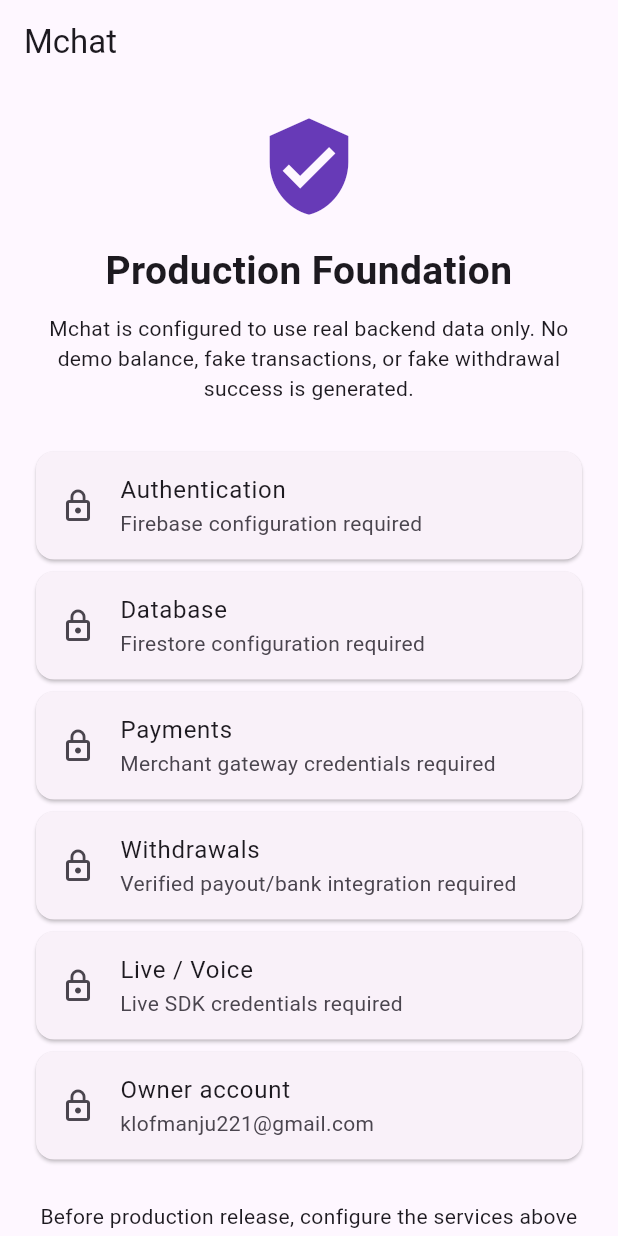
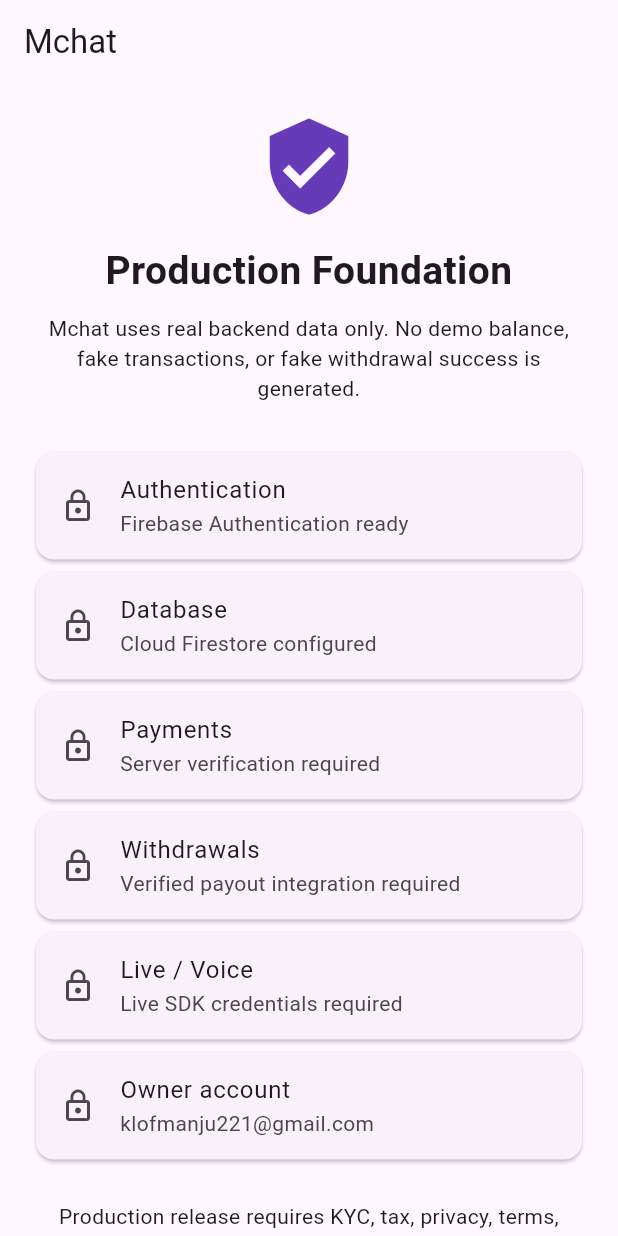
Before and after one commit to klofmanju221-alt/Mchat, a Flutter app: the screen it shows after launch, on a phone screen of 412 x 824 dp. Run offline on Flutter 3.47's test engine with Material 3 defaults, Android fonts, the phone set to English and light mode, and no system bars; our stand-ins replace firebase_core; accounts and stored records are empty.

Commit message:
Update main.dart

```diff
--- a/lib/main.dart
+++ b/lib/main.dart
@@ -1,7 +1,13 @@
+import 'package:firebase_core/firebase_core.dart';
 import 'package:flutter/material.dart';
 
-void main() {
+Future<void> main() async {
   WidgetsFlutterBinding.ensureInitialized();
+
+  // Initialize Firebase using the Android configuration
+  // from android/app/google-services.json
+  await Firebase.initializeApp();
+
   runApp(const MchatApp());
 }
 
@@ -14,7 +20,9 @@ class MchatApp extends StatelessWidget {
       debugShowCheckedModeBanner: false,
       title: 'Mchat',
       theme: ThemeData(
-        colorScheme: ColorScheme.fromSeed(seedColor: const Color(0xFF8E35FF)),
+        colorScheme: ColorScheme.fromSeed(
+          seedColor: const Color(0xFF8E35FF),
+        ),
         useMaterial3: true,
       ),
       home: const ProductionStatusPage(),
@@ -26,46 +34,93 @@ class ProductionStatusPage extends StatelessWidget {
   const ProductionStatusPage({super.key});
 
   @override
-  Widget build(BuildContext context) => Scaffold(
-    appBar: AppBar(title: const Text('Mchat')),
+  Widget build(BuildContext context) {
+    return Scaffold(
+      appBar: AppBar(
+        title: const Text('Mchat'),
+      ),
       body: ListView(
         padding: const EdgeInsets.all(20),
         children: const [
-        Icon(Icons.verified_user, size: 70, color: Colors.deepPurple),
+          Icon(
+            Icons.verified_user,
+            size: 70,
+            color: Colors.deepPurple,
+          ),
           SizedBox(height: 16),
-        Text('Production Foundation', textAlign: TextAlign.center,
-            style: TextStyle(fontSize: 26, fontWeight: FontWeight.bold)),
+
+          Text(
+            'Production Foundation',
+            textAlign: TextAlign.center,
+            style: TextStyle(
+              fontSize: 26,
+              fontWeight: FontWeight.bold,
+            ),
+          ),
+
           SizedBox(height: 10),
+
           Text(
-          'Mchat is configured to use real backend data only. '
-          'No demo balance, fake transactions, or fake withdrawal success is generated.',
+            'Mchat uses real backend data only. '
+            'No demo balance, fake transactions, '
+            'or fake withdrawal success is generated.',
             textAlign: TextAlign.center,
           ),
+
           SizedBox(height: 28),
-        _Status('Authentication', 'Firebase configuration required'),
-        _Status('Database', 'Firestore configuration required'),
-        _Status('Payments', 'Merchant gateway credentials required'),
-        _Status('Withdrawals', 'Verified payout/bank integration required'),
-        _Status('Live / Voice', 'Live SDK credentials required'),
-        _Status('Owner account', 'klofmanju221@gmail.com'),
+
+          _Status(
+            'Authentication',
+            'Firebase Authentication ready',
+          ),
+
+          _Status(
+            'Database',
+            'Cloud Firestore configured',
+          ),
+
+          _Status(
+            'Payments',
+            'Server verification required',
+          ),
+
+          _Status(
+            'Withdrawals',
+            'Verified payout integration required',
+          ),
+
+          _Status(
+            'Live / Voice',
+            'Live SDK credentials required',
+          ),
+
+          _Status(
+            'Owner account',
+            'klofmanju221@gmail.com',
+          ),
+
           SizedBox(height: 24),
+
           Text(
-          'Before production release, configure the services above and complete '
-          'KYC, tax, privacy, terms, refund and app-store requirements.',
+            'Production release requires KYC, tax, '
+            'privacy, terms, refund and app-store compliance.',
             textAlign: TextAlign.center,
           ),
         ],
       ),
     );
   }
+}
 
 class _Status extends StatelessWidget {
   final String title;
   final String value;
+
   const _Status(this.title, this.value);
 
   @override
-  Widget build(BuildContext context) => Card(
+  Widget build(BuildContext context) {
+    return Card(
       child: ListTile(
         leading: const Icon(Icons.lock_outline),
         title: Text(title),
@@ -73,3 +128,4 @@ class _Status extends StatelessWidget {
       ),
     );
   }
+}
```
Lines whose indentation alone changed are shown as unchanged.
